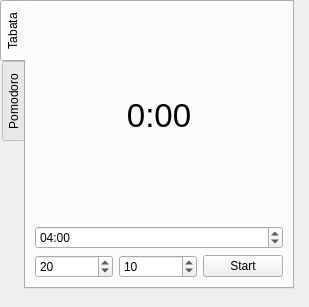
Above: ui/main.ui from disbeliever/tabata before the change. Below: the same form after it.
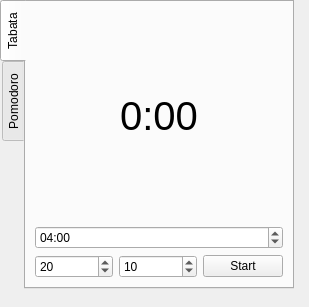
That is the form after the change. The open tabs and pages were chosen to show the change.

```diff
--- a/ui/main.ui
+++ b/ui/main.ui
@@ -46,7 +46,7 @@
          <widget class="QLabel" name="timerLabel">
           <property name="font">
            <font>
-            <pointsize>25</pointsize>
+            <pointsize>30</pointsize>
            </font>
           </property>
           <property name="text">
```
Left out of the diff: 15 changed lines with no effect on the pictures.
